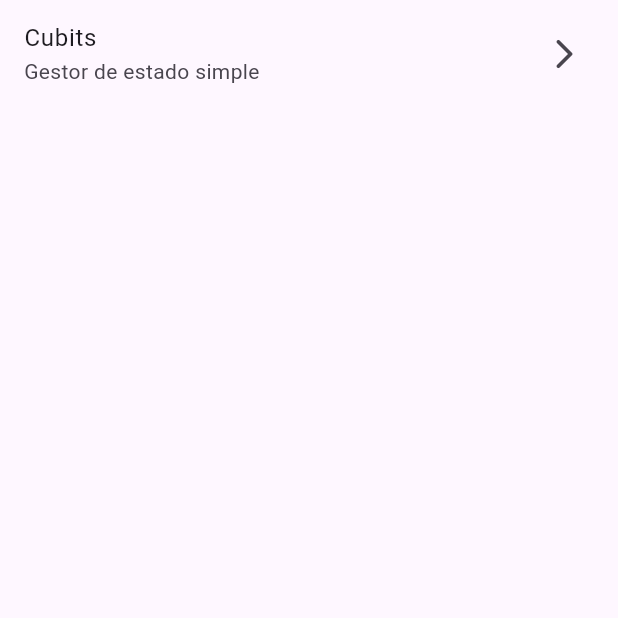
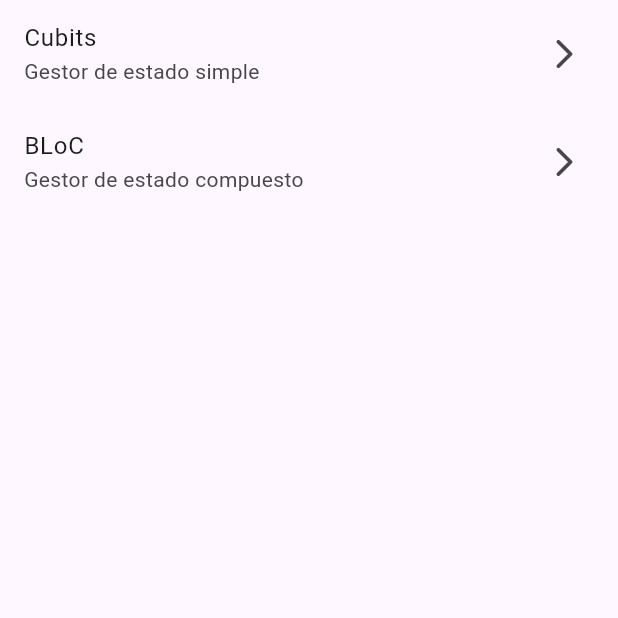
Before and after one commit to carlostic26/form_app_bloc, a Flutter app: the screen it shows after launch, on a phone screen of 412 x 824 dp, the top half of it. Run offline on Flutter 3.47's test engine with Material 3 defaults, Android fonts, the phone set to English and light mode, and no system bars; our stand-ins replace equatable, flutter_bloc, go_router; missing offline and left inert: dart:html.

Commit message:
bloc first steps

```diff
--- a/lib/config/router/app_router.dart
+++ b/lib/config/router/app_router.dart
@@ -1,5 +1,4 @@
-import 'package:forms_app/presentation/screens/cubit_counter_screen.dart';
-import 'package:forms_app/presentation/screens/home_screen.dart';
+import 'package:forms_app/presentation/screens/screens.dart';
 import 'package:go_router/go_router.dart';
 
 final appRouter = GoRouter(routes: [
@@ -11,4 +10,8 @@ final appRouter = GoRouter(routes: [
     path: '/cubits',
     builder: (context, state) => const CubitCounterScreen(),
   ),
+  GoRoute(
+    path: '/counter-bloc',
+    builder: (context, state) => const BlocCounterScreen(),
+  ),
 ]);
--- a/lib/presentation/screens/cubit_counter_screen.dart
+++ b/lib/presentation/screens/cubit_counter_screen.dart
@@ -1,5 +1,5 @@
 import 'package:flutter/material.dart';
-import 'package:forms_app/presentation/blocs/counter_cubit/counter_cubit.dart';
+import 'package:forms_app/presentation/counter_bloc/counter_cubit/counter_cubit.dart';
 import 'package:flutter_bloc/flutter_bloc.dart';
 
 class CubitCounterScreen extends StatelessWidget {
--- a/lib/presentation/screens/home_screen.dart
+++ b/lib/presentation/screens/home_screen.dart
@@ -16,6 +16,14 @@ class HomeScreen extends StatelessWidget {
             onTap: () => {
               context.push('/cubits'),
             },
+          ),
+          ListTile(
+            title: const Text('BLoC'),
+            subtitle: const Text('Gestor de estado compuesto'),
+            trailing: const Icon(Icons.arrow_forward_ios_rounded),
+            onTap: () => {
+              context.push('/counter-bloc'),
+            },
           )
         ],
       ),
```
Also changed, not shown: lib/presentation/counter_bloc/bloc/counter_bloc.dart (added, +25 -0 lines), lib/presentation/counter_bloc/bloc/counter_event.dart (added, +17 -0 lines), lib/presentation/counter_bloc/bloc/counter_state.dart (added, +31 -0 lines), pubspec.yaml (+1 -32 lines), lib/presentation/counter_bloc/counter_cubit/counter_cubit.dart (renamed from lib/presentation/blocs/counter_cubit/counter_cubit.dart), lib/presentation/counter_bloc/counter_cubit/counter_state.dart (renamed from lib/presentation/blocs/counter_cubit/counter_state.dart), pubspec.lock.
